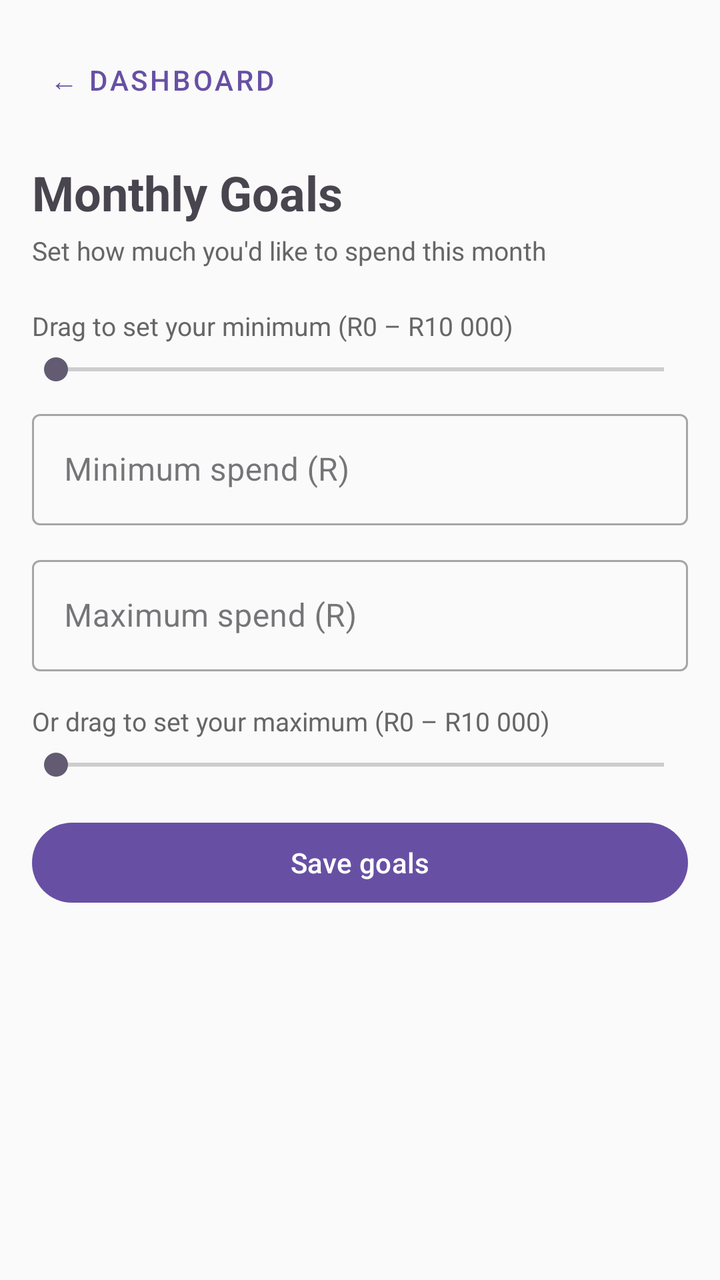
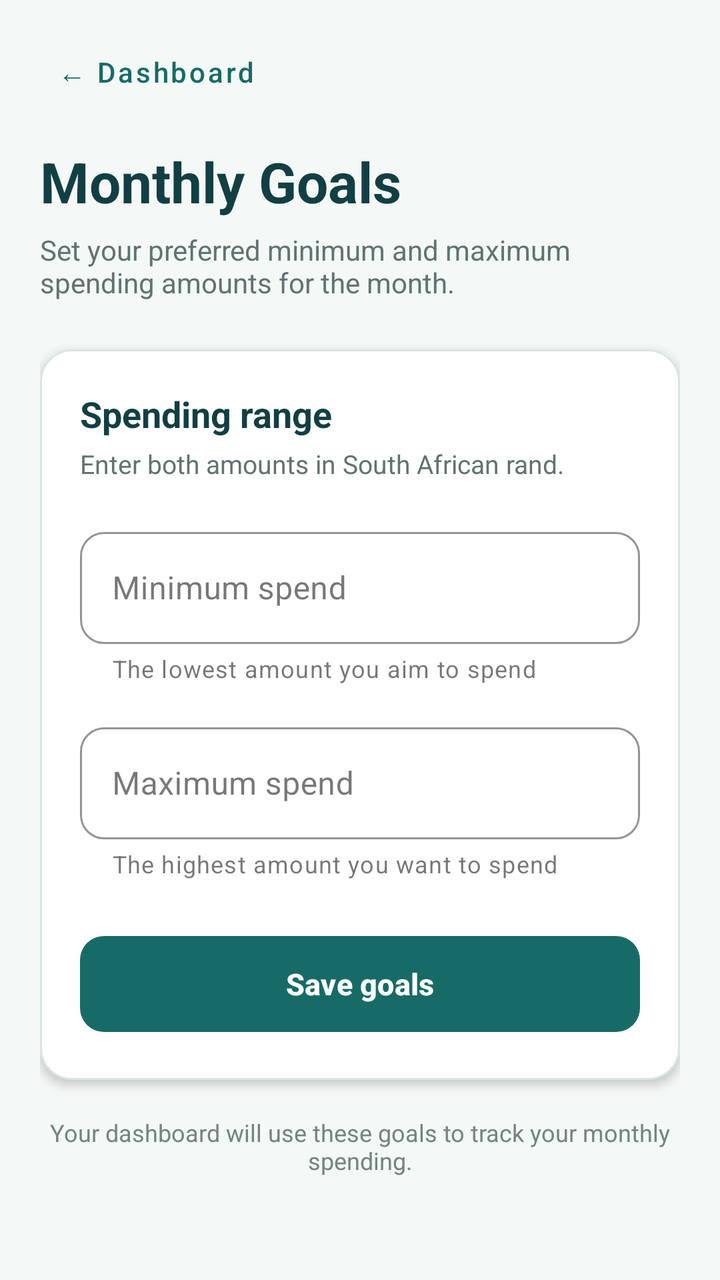

Two renders of the same Android screen: before a commit and after it. Below are the layout's source before the change and the commit's diff.
<!-- AndroidManifest.xml: application theme Theme.PocketPath -->
<!-- res/layout/activity_monthly_goals.xml -->
<?xml version="1.0" encoding="utf-8"?>
<LinearLayout
    xmlns:android="http://schemas.android.com/apk/res/android"
    android:id="@+id/main"
    android:layout_width="match_parent"
    android:layout_height="match_parent"
    android:orientation="vertical"
    android:background="#FAFAFA">

    <LinearLayout
        android:layout_width="match_parent"
        android:layout_height="wrap_content"
        android:orientation="horizontal"
        android:gravity="center_vertical"
        android:padding="16dp">

        <com.google.android.material.button.MaterialButton
            android:id="@+id/btnBack"
            style="@style/Widget.MaterialComponents.Button.TextButton"
            android:layout_width="wrap_content"
            android:layout_height="wrap_content"
            android:text="← Dashboard" />

    </LinearLayout>

    <TextView
        android:layout_width="match_parent"
        android:layout_height="wrap_content"
        android:layout_marginStart="16dp"
        android:layout_marginEnd="16dp"
        android:text="Monthly Goals"
        android:textSize="24sp"
        android:textStyle="bold" />

    <TextView
        android:layout_width="match_parent"
        android:layout_height="wrap_content"
        android:layout_marginStart="16dp"
        android:layout_marginEnd="16dp"
        android:layout_marginTop="4dp"
        android:layout_marginBottom="20dp"
        android:text="Set how much you'd like to spend this month"
        android:textSize="13sp"
        android:textColor="#666666" />

    <TextView
        android:layout_width="wrap_content"
        android:layout_height="wrap_content"
        android:layout_marginStart="16dp"
        android:text="Drag to set your minimum (R0 – R10 000)"
        android:textSize="13sp"
        android:textColor="#666666" />

    <SeekBar
        android:id="@+id/seekMinimum"
        android:layout_width="match_parent"
        android:layout_height="wrap_content"
        android:layout_marginStart="12dp"
        android:layout_marginEnd="12dp"
        android:layout_marginTop="4dp"
        android:layout_marginBottom="8dp"
        android:max="100"
        android:progress="0" />

    <com.google.android.material.textfield.TextInputLayout
        android:id="@+id/minimumLayout"
        style="@style/Widget.MaterialComponents.TextInputLayout.OutlinedBox"
        android:layout_width="match_parent"
        android:layout_height="wrap_content"
        android:layout_marginStart="16dp"
        android:layout_marginEnd="16dp"
        android:hint="Minimum spend (R)">

        <com.google.android.material.textfield.TextInputEditText
            android:id="@+id/etMinimum"
            android:layout_width="match_parent"
            android:layout_height="wrap_content"
            android:inputType="numberDecimal" />

    </com.google.android.material.textfield.TextInputLayout>

    <com.google.android.material.textfield.TextInputLayout
        android:id="@+id/maximumLayout"
        style="@style/Widget.MaterialComponents.TextInputLayout.OutlinedBox"
        android:layout_width="match_parent"
        android:layout_height="wrap_content"
        android:layout_marginStart="16dp"
        android:layout_marginEnd="16dp"
        android:layout_marginTop="12dp"
        android:hint="Maximum spend (R)">

        <com.google.android.material.textfield.TextInputEditText
            android:id="@+id/etMaximum"
            android:layout_width="match_parent"
            android:layout_height="wrap_content"
            android:inputType="numberDecimal" />

    </com.google.android.material.textfield.TextInputLayout>

    <TextView
        android:layout_width="wrap_content"
        android:layout_height="wrap_content"
        android:layout_marginStart="16dp"
        android:layout_marginTop="16dp"
        android:text="Or drag to set your maximum (R0 – R10 000)"
        android:textSize="13sp"
        android:textColor="#666666" />

    <SeekBar
        android:id="@+id/seekMaximum"
        android:layout_width="match_parent"
        android:layout_height="wrap_content"
        android:layout_marginStart="12dp"
        android:layout_marginEnd="12dp"
        android:layout_marginTop="4dp"
        android:max="100"
        android:progress="0" />

    <com.google.android.material.button.MaterialButton
        android:id="@+id/btnSaveGoals"
        android:layout_width="match_parent"
        android:layout_height="wrap_content"
        android:layout_margin="16dp"
        android:text="Save goals" />

</LinearLayout>
<!-- resources referenced by this layout -->
<resources>
  <style name="Theme.PocketPath" parent="Base.Theme.PocketPath" />
  <style name="Base.Theme.PocketPath" parent="Theme.Material3.DayNight.NoActionBar">
          
          
      </style>
</resources>

<!-- the commit's change to res/layout/activity_monthly_goals.xml (unified diff, before → after) -->
@@ -1,126 +1,167 @@
 <?xml version="1.0" encoding="utf-8"?>
-<LinearLayout
+<androidx.core.widget.NestedScrollView
     xmlns:android="http://schemas.android.com/apk/res/android"
+    xmlns:app="http://schemas.android.com/apk/res-auto"
     android:id="@+id/main"
     android:layout_width="match_parent"
     android:layout_height="match_parent"
-    android:orientation="vertical"
-    android:background="#FAFAFA">
+    android:background="#F4F8F7"
+    android:fillViewport="true">
 
     <LinearLayout
         android:layout_width="match_parent"
         android:layout_height="wrap_content"
-        android:orientation="horizontal"
-        android:gravity="center_vertical"
-        android:padding="16dp">
+        android:orientation="vertical"
+        android:paddingStart="20dp"
+        android:paddingTop="12dp"
+        android:paddingEnd="20dp"
+        android:paddingBottom="24dp">
 
         <com.google.android.material.button.MaterialButton
             android:id="@+id/btnBack"
             style="@style/Widget.MaterialComponents.Button.TextButton"
             android:layout_width="wrap_content"
             android:layout_height="wrap_content"
-            android:text="← Dashboard" />
+            android:minHeight="48dp"
+            android:text="← Dashboard"
+            android:textAllCaps="false"
+            android:textColor="#176B66"
+            app:rippleColor="#D7ECE9" />
+
+        <TextView
+            android:layout_width="match_parent"
+            android:layout_height="wrap_content"
+            android:layout_marginTop="12dp"
+            android:text="Monthly Goals"
+            android:textColor="#123F43"
+            android:textSize="28sp"
+            android:textStyle="bold" />
+
+        <TextView
+            android:layout_width="match_parent"
+            android:layout_height="wrap_content"
+            android:layout_marginTop="6dp"
+            android:text="Set your preferred minimum and maximum spending amounts for the month."
+            android:textColor="#607372"
+            android:textSize="14sp" />
+
+        <com.google.android.material.card.MaterialCardView
+            android:layout_width="match_parent"
+            android:layout_height="wrap_content"
+            android:layout_marginTop="24dp"
+            app:cardBackgroundColor="#FFFFFF"
+            app:cardCornerRadius="16dp"
+            app:cardElevation="3dp"
+            app:strokeColor="#D8E5E3"
+            app:strokeWidth="1dp">
+
+            <LinearLayout
+                android:layout_width="match_parent"
+                android:layout_height="wrap_content"
+                android:orientation="vertical"
+                android:padding="20dp">
+
+                <TextView
+                    android:layout_width="match_parent"
+                    android:layout_height="wrap_content"
+                    android:text="Spending range"
+                    android:textColor="#123F43"
+                    android:textSize="18sp"
+                    android:textStyle="bold" />
+
+                <TextView
+                    android:layout_width="match_parent"
+                    android:layout_height="wrap_content"
+                    android:layout_marginTop="4dp"
+                    android:layout_marginBottom="20dp"
+                    android:text="Enter both amounts in South African rand."
+                    android:textColor="#607372"
+                    android:textSize="13sp" />
+
+                <com.google.android.material.textfield.TextInputLayout
+                    android:id="@+id/minimumLayout"
+                    style="@style/Widget.MaterialComponents.TextInputLayout.OutlinedBox"
+                    android:layout_width="match_parent"
+                    android:layout_height="wrap_content"
+                    android:hint="Minimum spend"
+                    app:boxCornerRadiusBottomEnd="12dp"
+                    app:boxCornerRadiusBottomStart="12dp"
+                    app:boxCornerRadiusTopEnd="12dp"
+                    app:boxCornerRadiusTopStart="12dp"
+                    app:boxStrokeColor="#176B66"
+                    app:helperText="The lowest amount you aim to spend"
+                    app:hintTextColor="#176B66"
+                    app:prefixText="R ">
+
+                    <com.google.android.material.textfield.TextInputEditText
+                        android:id="@+id/etMinimum"
+                        android:layout_width="match_parent"
+                        android:layout_height="wrap_content"
+                        android:digits="0123456789."
+                        android:imeOptions="actionNext"
+                        android:inputType="numberDecimal"
+                        android:maxLength="10"
+                        android:minHeight="56dp"
+                        android:textColor="#123F43"
+                        android:textSize="16sp" />
+
+                </com.google.android.material.textfield.TextInputLayout>
+
+                <com.google.android.material.textfield.TextInputLayout
+                    android:id="@+id/maximumLayout"
+                    style="@style/Widget.MaterialComponents.TextInputLayout.OutlinedBox"
+                    android:layout_width="match_parent"
+                    android:layout_height="wrap_content"
+                    android:layout_marginTop="16dp"
+                    android:hint="Maximum spend"
+                    app:boxCornerRadiusBottomEnd="12dp"
+                    app:boxCornerRadiusBottomStart="12dp"
+                    app:boxCornerRadiusTopEnd="12dp"
+                    app:boxCornerRadiusTopStart="12dp"
+                    app:boxStrokeColor="#176B66"
+                    app:helperText="The highest amount you want to spend"
+                    app:hintTextColor="#176B66"
+                    app:prefixText="R ">
+
+                    <com.google.android.material.textfield.TextInputEditText
+                        android:id="@+id/etMaximum"
+                        android:layout_width="match_parent"
+                        android:layout_height="wrap_content"
+                        android:digits="0123456789."
+                        android:imeOptions="actionDone"
+                        android:inputType="numberDecimal"
+                        android:maxLength="10"
+                        android:minHeight="56dp"
+                        android:textColor="#123F43"
+                        android:textSize="16sp" />
+
+                </com.google.android.material.textfield.TextInputLayout>
+
+                <com.google.android.material.button.MaterialButton
+                    android:id="@+id/btnSaveGoals"
+                    android:layout_width="match_parent"
+                    android:layout_height="56dp"
+                    android:layout_marginTop="24dp"
+                    android:text="Save goals"
+                    android:textAllCaps="false"
+                    android:textSize="15sp"
+                    android:textStyle="bold"
+                    app:backgroundTint="#176B66"
+                    app:cornerRadius="12dp" />
+
+            </LinearLayout>
+
+        </com.google.android.material.card.MaterialCardView>
+
+        <TextView
+            android:layout_width="match_parent"
+            android:layout_height="wrap_content"
+            android:layout_marginTop="18dp"
+            android:gravity="center"
+            android:text="Your dashboard will use these goals to track your monthly spending."
+            android:textColor="#738482"
+            android:textSize="12sp" />
 
     </LinearLayout>
 
-    <TextView
-        android:layout_width="match_parent"
-        android:layout_height="wrap_content"
-        android:layout_marginStart="16dp"
-        android:layout_marginEnd="16dp"
-        android:text="Monthly Goals"
-        android:textSize="24sp"
-        android:textStyle="bold" />
-
-    <TextView
-        android:layout_width="match_parent"
-        android:layout_height="wrap_content"
-        android:layout_marginStart="16dp"
-        android:layout_marginEnd="16dp"
-        android:layout_marginTop="4dp"
-        android:layout_marginBottom="20dp"
-        android:text="Set how much you'd like to spend this month"
-        android:textSize="13sp"
-        android:textColor="#666666" />
-
-    <TextView
-        android:layout_width="wrap_content"
-        android:layout_height="wrap_content"
-        android:layout_marginStart="16dp"
-        android:text="Drag to set your minimum (R0 – R10 000)"
-        android:textSize="13sp"
-        android:textColor="#666666" />
-
-    <SeekBar
-        android:id="@+id/seekMinimum"
-        android:layout_width="match_parent"
-        android:layout_height="wrap_content"
-        android:layout_marginStart="12dp"
-        android:layout_marginEnd="12dp"
-        android:layout_marginTop="4dp"
-        android:layout_marginBottom="8dp"
-        android:max="100"
-        android:progress="0" />
-
-    <com.google.android.material.textfield.TextInputLayout
-        android:id="@+id/minimumLayout"
-        style="@style/Widget.MaterialComponents.TextInputLayout.OutlinedBox"
-        android:layout_width="match_parent"
-        android:layout_height="wrap_content"
-        android:layout_marginStart="16dp"
-        android:layout_marginEnd="16dp"
-        android:hint="Minimum spend (R)">
-
-        <com.google.android.material.textfield.TextInputEditText
-            android:id="@+id/etMinimum"
-            android:layout_width="match_parent"
-            android:layout_height="wrap_content"
-            android:inputType="numberDecimal" />
-
-    </com.google.android.material.textfield.TextInputLayout>
-
-    <com.google.android.material.textfield.TextInputLayout
-        android:id="@+id/maximumLayout"
-        style="@style/Widget.MaterialComponents.TextInputLayout.OutlinedBox"
-        android:layout_width="match_parent"
-        android:layout_height="wrap_content"
-        android:layout_marginStart="16dp"
-        android:layout_marginEnd="16dp"
-        android:layout_marginTop="12dp"
-        android:hint="Maximum spend (R)">
-
-        <com.google.android.material.textfield.TextInputEditText
-            android:id="@+id/etMaximum"
-            android:layout_width="match_parent"
-            android:layout_height="wrap_content"
-            android:inputType="numberDecimal" />
-
-    </com.google.android.material.textfield.TextInputLayout>
-
-    <TextView
-        android:layout_width="wrap_content"
-        android:layout_height="wrap_content"
-        android:layout_marginStart="16dp"
-        android:layout_marginTop="16dp"
-        android:text="Or drag to set your maximum (R0 – R10 000)"
-        android:textSize="13sp"
-        android:textColor="#666666" />
-
-    <SeekBar
-        android:id="@+id/seekMaximum"
-        android:layout_width="match_parent"
-        android:layout_height="wrap_content"
-        android:layout_marginStart="12dp"
-        android:layout_marginEnd="12dp"
-        android:layout_marginTop="4dp"
-        android:max="100"
-        android:progress="0" />
-
-    <com.google.android.material.button.MaterialButton
-        android:id="@+id/btnSaveGoals"
-        android:layout_width="match_parent"
-        android:layout_height="wrap_content"
-        android:layout_margin="16dp"
-        android:text="Save goals" />
-
-</LinearLayout>
+</androidx.core.widget.NestedScrollView>
